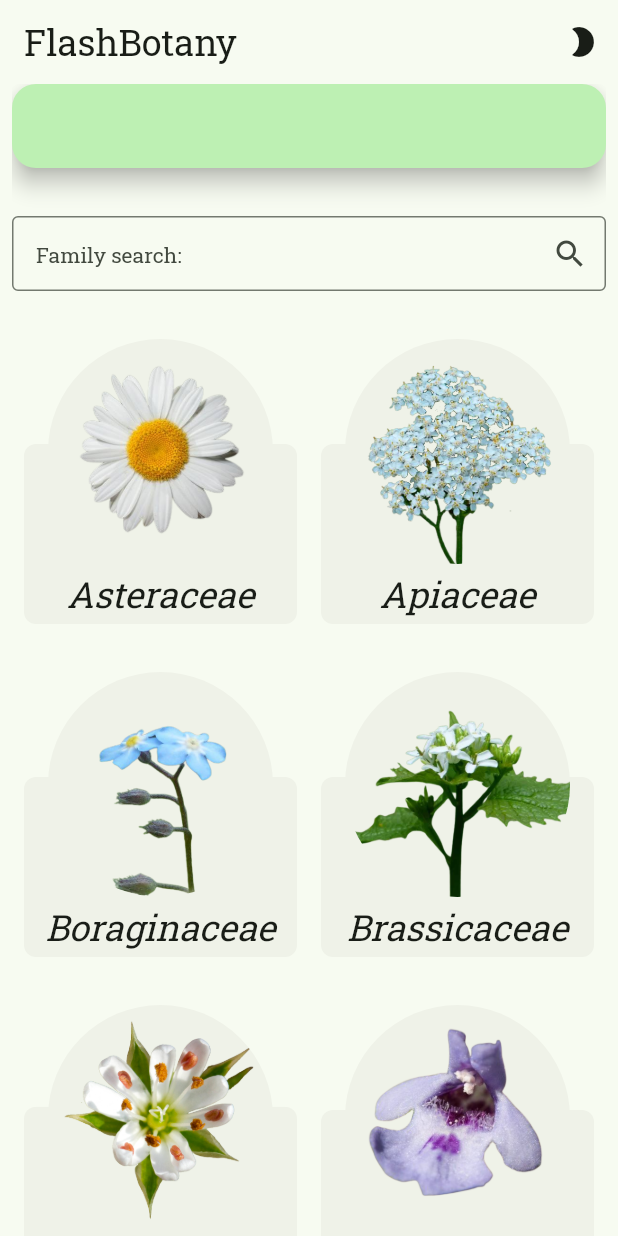
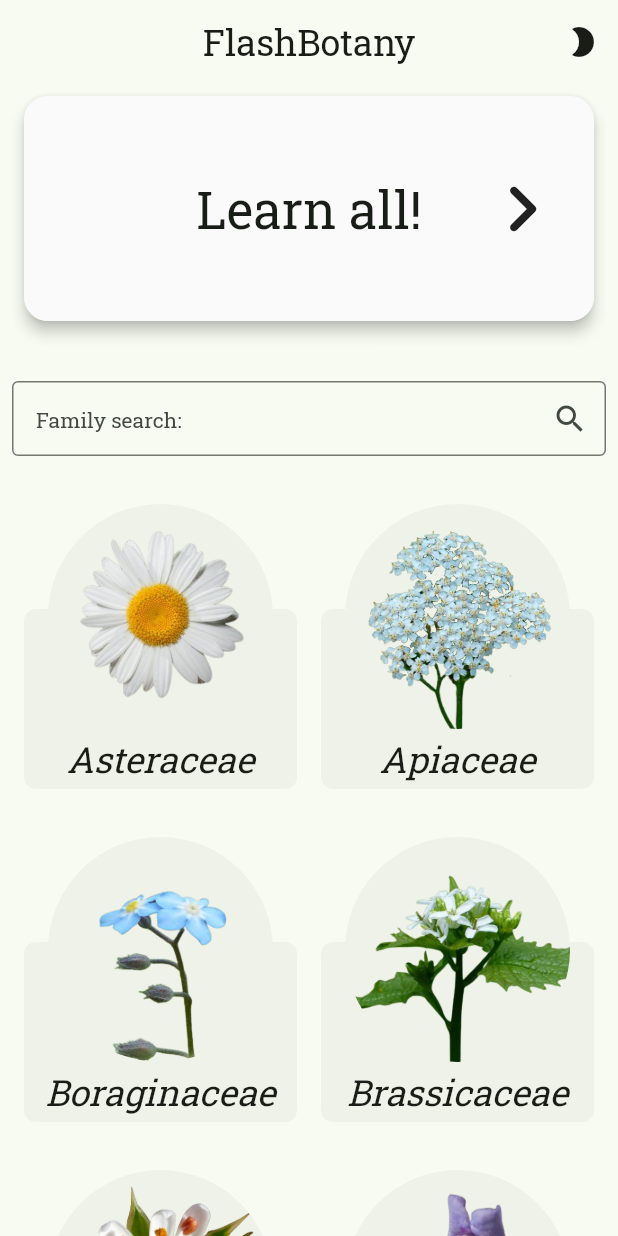
Before and after one commit to JPUF/flash_botany_flutter, a Flutter app: the screen it shows after launch, on a phone screen of 412 x 824 dp. Run offline on Flutter 3.47's test engine with Material 2 defaults, Android fonts, the phone set to English and light mode, and no system bars; drawn by our look-alikes of dynamic_color; our stand-ins replace cached_network_image, card_swiper, flutter_bloc, flutter_svg, freezed_annotation, go_router and 3 more; missing offline and left inert: snapping_sheet.

Commit message:
Naive back behaviour

```diff
--- a/app/lib/src/features/family/family_screen.dart
+++ b/app/lib/src/features/family/family_screen.dart
@@ -2,8 +2,7 @@ import 'package:flutter/material.dart';
 
 import '../../shared/extensions.dart';
 import '../../shared/models/family.dart';
-import '../../shared/strings.dart';
-import '../../shared/views/brightness_toggle.dart';
+import '../../shared/views/custom_app_bar.dart';
 import '../quiz/view/family/family_info.dart';
 
 class FamilyScreen extends StatelessWidget {
@@ -15,11 +14,7 @@ class FamilyScreen extends StatelessWidget {
   Widget build(BuildContext context) {
     return LayoutBuilder(builder: (context, constraints) {
       return Scaffold(
-        appBar: AppBar(
-          centerTitle: false,
-          title: Text(Strings.appName, style: context.headlineSmall),
-          actions: const [BrightnessToggle()],
-        ),
+        appBar: const CustomAppBar(showBackButton: true),
         body: SizedBox.expand(
           child: FractionallySizedBox(
             widthFactor: constraints.isMobile ? 1 : 0.5,
--- /dev/null
+++ b/app/lib/src/features/home/components/hero_quiz_button.dart
@@ -0,0 +1,52 @@
+import 'package:flutter/material.dart';
+
+import '../../../shared/extensions.dart';
+
+class HeroQuizButton extends StatelessWidget {
+  const HeroQuizButton({
+    Key? key,
+    required this.onTap,
+  }) : super(key: key);
+
+  final VoidCallback onTap;
+
+  @override
+  Widget build(BuildContext context) {
+    return Card(
+      elevation: 4,
+      margin: const EdgeInsets.all(8),
+      shape: RoundedRectangleBorder(borderRadius: BorderRadius.circular(16)),
+      child: Material(
+        child: InkWell(
+          onTap: onTap,
+          child: const HeroButtonContent(),
+        ),
+      ),
+    );
+  }
+}
+
+class HeroButtonContent extends StatelessWidget {
+  const HeroButtonContent({Key? key}) : super(key: key);
+
+  @override
+  Widget build(BuildContext context) {
+    return Container(
+        padding: const EdgeInsets.all(16),
+        height: 150,
+        child: Stack(
+          alignment: Alignment.center,
+          children: [
+            Text(
+              'Learn all!',
+              textAlign: TextAlign.center,
+              style:
+              context.headlineMedium,
+            ),
+            const Align(
+              alignment: AlignmentDirectional.centerEnd,
+                child: Icon(Icons.chevron_right_rounded, size: 64)),
+          ],
+        ));
+  }
+}
--- a/app/lib/src/features/home/home_screen.dart
+++ b/app/lib/src/features/home/home_screen.dart
@@ -6,7 +6,9 @@ import '../../shared/extensions.dart';
 import '../../shared/models/family.dart';
 import '../../shared/strings.dart';
 import '../../shared/views/brightness_toggle.dart';
+import '../../shared/views/custom_app_bar.dart';
 import 'components/family_button.dart';
+import 'components/hero_quiz_button.dart';
 
 class HomeScreen extends StatelessWidget {
   const HomeScreen({Key? key}) : super(key: key);
@@ -15,11 +17,7 @@ class HomeScreen extends StatelessWidget {
   Widget build(BuildContext context) {
     return LayoutBuilder(builder: (context, constraints) {
       return Scaffold(
-        appBar: AppBar(
-          centerTitle: false,
-          title: Text(Strings.appName, style: context.headlineSmall),
-          actions: const [BrightnessToggle()],
-        ),
+        appBar: const CustomAppBar(showBackButton: false),
         body: SizedBox.expand(
           child: FractionallySizedBox(
             widthFactor: constraints.isMobile ? 1 : 0.5,
@@ -47,7 +45,7 @@ class HomeScreenContent extends StatelessWidget {
       scrollDirection: Axis.vertical,
       shrinkWrap: true,
       children: [
-        FloatingActionButton(onPressed: () {
+        HeroQuizButton(onTap: () {
           GoRouter.of(c).go(Destination.quiz.path);
         }),
         const SizedBox(height: 32),
--- a/app/lib/src/features/quiz/view/quiz_screen.dart
+++ b/app/lib/src/features/quiz/view/quiz_screen.dart
@@ -4,6 +4,7 @@ import 'package:snapping_sheet/snapping_sheet.dart';
 import '../../../shared/extensions.dart';
 import '../../../shared/strings.dart';
 import '../../../shared/views/brightness_toggle.dart';
+import '../../../shared/views/custom_app_bar.dart';
 import 'components/grabbing_widgets.dart';
 import 'family/family_sheet_scaffold.dart';
 import 'flash/flash_container.dart';
@@ -38,11 +39,7 @@ class _QuizScreenState extends State<QuizScreen> {
       builder: (context, constraints) {
         if (constraints.isMobile) {
           return Scaffold(
-            appBar: AppBar(
-              centerTitle: false,
-              title: Text(Strings.appName, style: context.headlineSmall),
-              actions: const [BrightnessToggle()],
-            ),
+            appBar: const CustomAppBar(showBackButton: true),
             body: SnappingSheet(
               child: const FlashContainerMobile(),
               grabbingHeight: 60,
--- /dev/null
+++ b/app/lib/src/shared/views/custom_app_bar.dart
@@ -0,0 +1,40 @@
+import 'package:flutter/material.dart';
+import 'package:go_router/go_router.dart';
+
+import '../destinations.dart';
+import '../extensions.dart';
+import '../strings.dart';
+import 'brightness_toggle.dart';
+
+class CustomAppBar extends StatefulWidget implements PreferredSizeWidget {
+  const CustomAppBar({Key? key, required this.showBackButton})
+      : preferredSize = const Size.fromHeight(kToolbarHeight),
+        super(key: key);
+  @override
+  final Size preferredSize; // default is 56.0
+  final bool showBackButton;
+
+  @override
+  _CustomAppBarState createState() => _CustomAppBarState();
+}
+
+class _CustomAppBarState extends State<CustomAppBar> {
+  @override
+  Widget build(BuildContext baseContext) {
+    return LayoutBuilder(builder: (context, constraints) {
+      return AppBar(
+        leading: Visibility(
+            visible: widget.showBackButton && constraints.isMobile,
+            child: IconButton(
+                onPressed: () {
+                  //FIXME should really pop back stack in some fashion.
+                  GoRouter.of(baseContext).go(Destination.home.path);
+                },
+                icon: const Icon(Icons.chevron_left_rounded, size: 32))),
+        centerTitle: true,
+        title: Text(Strings.appName, style: context.headlineSmall),
+        actions: const [BrightnessToggle()],
+      );
+    });
+  }
+}
```
